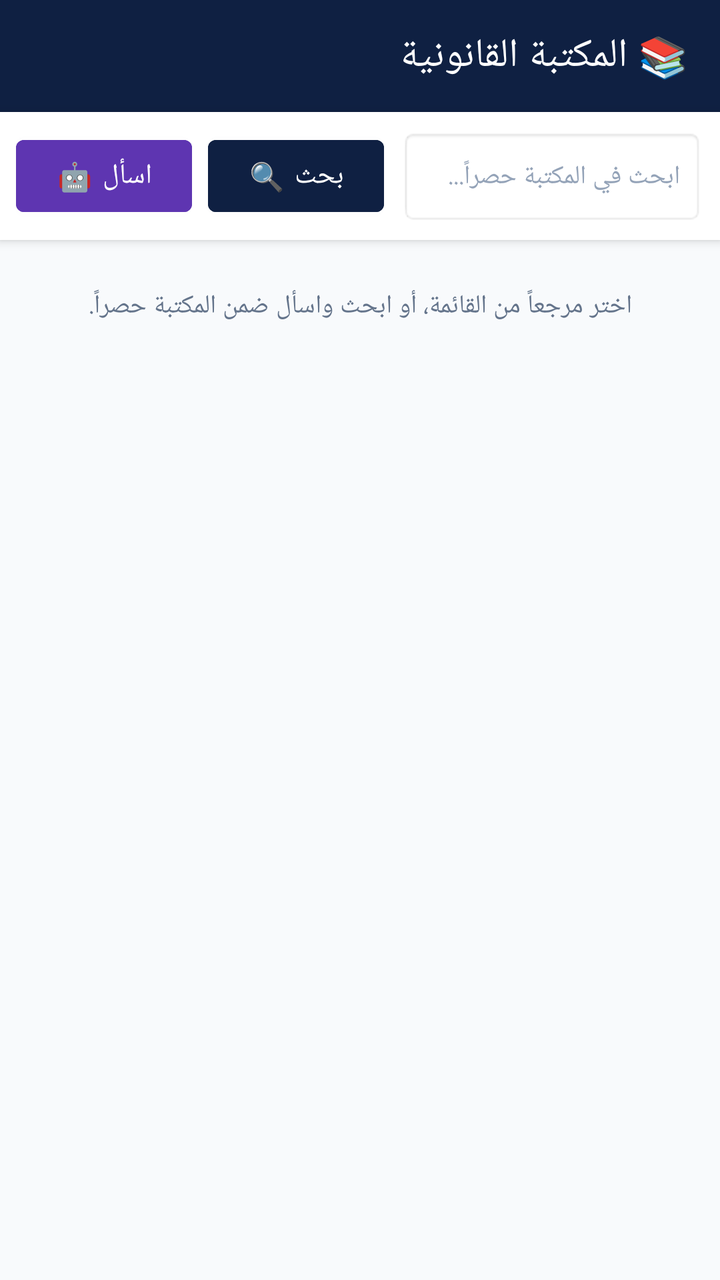
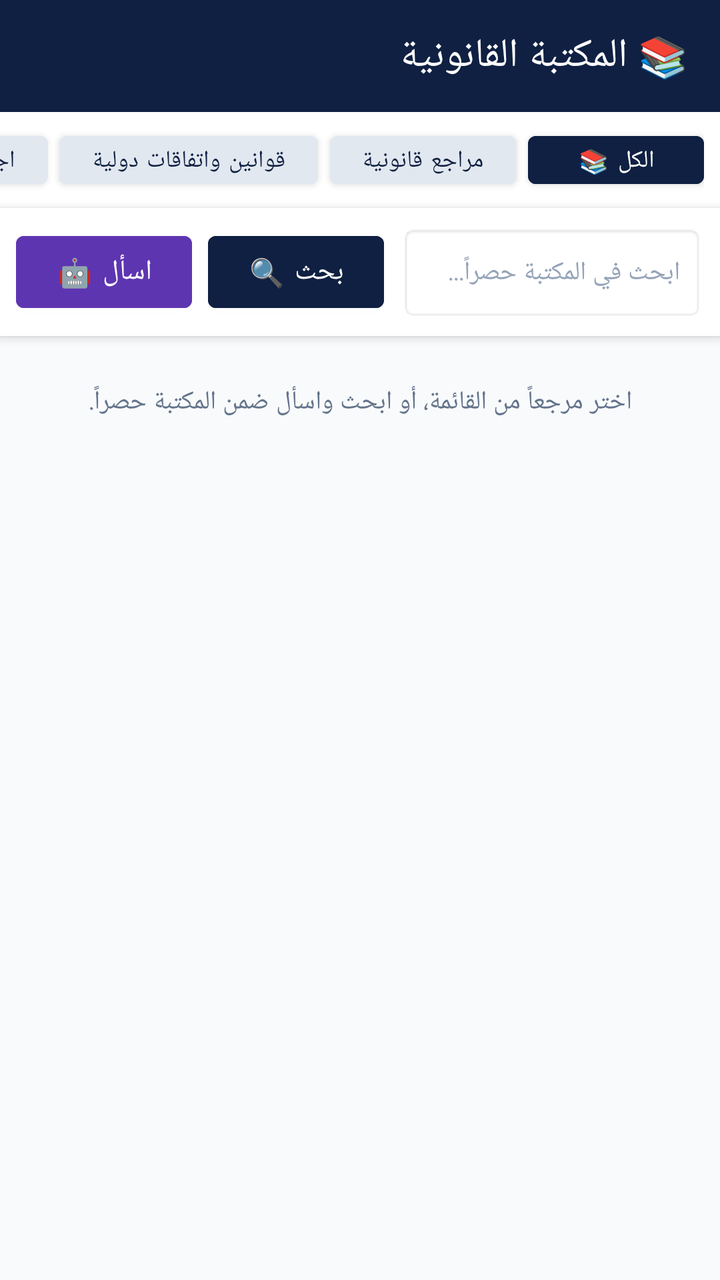

An Android layout rendered at two revisions. The XML below is the earlier revision; the diff shows what the commit changed to produce the second picture.
<!-- AndroidManifest.xml: application theme Theme.AlMustashar -->
<!-- res/layout/activity_library.xml -->
<?xml version="1.0" encoding="utf-8"?>
<LinearLayout xmlns:android="http://schemas.android.com/apk/res/android"
    xmlns:app="http://schemas.android.com/apk/res-auto"
    android:layout_width="match_parent"
    android:layout_height="match_parent"
    android:orientation="vertical"
    android:background="#F8FAFC"
    android:layoutDirection="rtl">

    <androidx.appcompat.widget.Toolbar
        android:layout_width="match_parent"
        android:layout_height="?attr/actionBarSize"
        android:background="#0F2042"
        app:title="📚 المكتبة القانونية"
        app:titleTextColor="#FFFFFF" />

    <LinearLayout
        android:layout_width="match_parent"
        android:layout_height="wrap_content"
        android:orientation="horizontal"
        android:background="#FFFFFF"
        android:padding="8dp"
        android:elevation="3dp">

        <EditText
            android:id="@+id/etLibrarySearch"
            android:layout_width="0dp"
            android:layout_height="48dp"
            android:layout_weight="1"
            android:background="@android:drawable/editbox_background_normal"
            android:hint="ابحث في المكتبة حصراً..."
            android:paddingHorizontal="12dp"
            android:textColor="#0F2042"
            android:textColorHint="#94A3B8"
            android:textSize="13sp"
            android:imeOptions="actionSearch"
            android:inputType="text" />

        <Button
            android:id="@+id/btnLibrarySearch"
            android:layout_width="wrap_content"
            android:layout_height="48dp"
            android:layout_marginStart="8dp"
            android:backgroundTint="#0F2042"
            android:text="بحث 🔍"
            android:textColor="#FFFFFF" />

        <Button
            android:id="@+id/btnLibraryAsk"
            android:layout_width="wrap_content"
            android:layout_height="48dp"
            android:layout_marginStart="8dp"
            android:backgroundTint="#5E35B1"
            android:text="اسأل 🤖"
            android:textColor="#FFFFFF" />
    </LinearLayout>

    <ProgressBar
        android:id="@+id/libraryProgress"
        android:layout_width="wrap_content"
        android:layout_height="wrap_content"
        android:layout_gravity="center"
        android:layout_marginTop="12dp"
        android:visibility="gone" />

    <TextView
        android:id="@+id/tvLibraryEmpty"
        android:layout_width="match_parent"
        android:layout_height="wrap_content"
        android:layout_marginTop="24dp"
        android:gravity="center"
        android:paddingHorizontal="24dp"
        android:text="اختر مرجعاً من القائمة، أو ابحث واسأل ضمن المكتبة حصراً."
        android:textColor="#64748B"
        android:textSize="13sp" />

    
    <ExpandableListView
        android:id="@+id/expLibrary"
        android:layout_width="match_parent"
        android:layout_height="0dp"
        android:layout_weight="1"
        android:groupIndicator="@android:drawable/arrow_down_float"
        android:visibility="gone" />

    <androidx.core.widget.NestedScrollView
        android:id="@+id/scrollLibraryResult"
        android:layout_width="match_parent"
        android:layout_height="0dp"
        android:layout_weight="1"
        android:fillViewport="true"
        android:padding="12dp"
        android:visibility="gone">

        <LinearLayout
            android:layout_width="match_parent"
            android:layout_height="wrap_content"
            android:orientation="vertical">

            <androidx.cardview.widget.CardView
                android:layout_width="match_parent"
                android:layout_height="wrap_content"
                app:cardCornerRadius="12dp"
                app:cardElevation="2dp"
                app:cardBackgroundColor="#FFFFFF">

                <TextView
                    android:id="@+id/tvLibraryResult"
                    android:layout_width="match_parent"
                    android:layout_height="wrap_content"
                    android:padding="16dp"
                    android:textColor="#1E293B"
                    android:textSize="15sp"
                    android:lineSpacingExtra="6dp"
                    android:textIsSelectable="true" />
            </androidx.cardview.widget.CardView>

            <LinearLayout
                android:id="@+id/libraryNavRow"
                android:layout_width="match_parent"
                android:layout_height="wrap_content"
                android:orientation="horizontal"
                android:layout_marginTop="8dp"
                android:visibility="gone">

                <Button
                    android:id="@+id/btnLibraryPrev"
                    android:layout_width="0dp"
                    android:layout_height="46dp"
                    android:layout_weight="1"
                    android:layout_marginEnd="6dp"
                    android:backgroundTint="#334155"
                    android:text="⏮ السابق"
                    android:textColor="#FFFFFF" />

                <TextView
                    android:id="@+id/tvLibraryPosition"
                    android:layout_width="0dp"
                    android:layout_height="46dp"
                    android:layout_weight="1"
                    android:gravity="center"
                    android:textColor="#0F2042"
                    android:textSize="12sp" />

                <Button
                    android:id="@+id/btnLibraryNext"
                    android:layout_width="0dp"
                    android:layout_height="46dp"
                    android:layout_weight="1"
                    android:layout_marginStart="6dp"
                    android:backgroundTint="#334155"
                    android:text="التالي ⏭"
                    android:textColor="#FFFFFF" />
            </LinearLayout>

            <LinearLayout
                android:layout_width="match_parent"
                android:layout_height="wrap_content"
                android:orientation="horizontal"
                android:layout_marginTop="8dp">

                <Button
                    android:id="@+id/btnLibraryCopy"
                    android:layout_width="0dp"
                    android:layout_height="46dp"
                    android:layout_weight="1"
                    android:layout_marginEnd="6dp"
                    android:backgroundTint="#0F2042"
                    android:text="📋 نسخ"
                    android:textColor="#FFFFFF" />

                <Button
                    android:id="@+id/btnLibraryShare"
                    android:layout_width="0dp"
                    android:layout_height="46dp"
                    android:layout_weight="1"
                    android:backgroundTint="#D97706"
                    android:text="📤 مشاركة"
                    android:textColor="#FFFFFF" />
            </LinearLayout>
        </LinearLayout>
    </androidx.core.widget.NestedScrollView>

</LinearLayout>
<!-- resources referenced by this layout -->
<resources>
  <style name="Theme.AlMustashar" parent="Theme.MaterialComponents.DayNight.NoActionBar">
          
          <item name="colorPrimary">@color/primary</item>
          <item name="colorPrimaryVariant">@color/primary_dark</item>
          <item name="colorOnPrimary">@color/text_on_primary</item>
  
          
          <item name="colorSecondary">@color/accent</item>
          <item name="colorSecondaryVariant">@color/accent_dark</item>
          <item name="colorOnSecondary">@color/text_primary</item>
  
          
          <item name="android:colorBackground">@color/background</item>
          <item name="colorSurface">@color/surface</item>
          <item name="colorOnSurface">@color/text_primary</item>
  
          
          <item name="colorError">@color/error</item>
          <item name="colorOnError">@color/text_on_primary</item>
  
          
          <item name="android:statusBarColor">@color/primary_dark</item>
          <item name="android:windowLightStatusBar">false</item>
  
          
          <item name="android:navigationBarColor">@color/primary_dark</item>
  
          
          <item name="android:textColorPrimary">@color/text_primary</item>
          <item name="android:textColorSecondary">@color/text_secondary</item>
          <item name="android:textColorHint">@color/text_hint</item>
  
          
          <item name="android:fontFamily">sans-serif</item>
          <item name="fontFamily">sans-serif</item>
      </style>
  <color name="primary">#1A237E</color>
  <color name="primary_dark">#0D1442</color>
  <color name="text_on_primary">#FFFFFF</color>
  <color name="accent">#FFB800</color>
  <color name="accent_dark">#C68A00</color>
  <color name="text_primary">#212121</color>
  <color name="background">#F5F5F5</color>
  <color name="surface">#FFFFFF</color>
  <color name="error">#F44336</color>
  <color name="text_secondary">#757575</color>
  <color name="text_hint">#BDBDBD</color>
</resources>

<!-- the commit's change to res/layout/activity_library.xml (unified diff, before → after) -->
@@ -13,6 +13,71 @@
         android:background="#0F2042"
         app:title="📚 المكتبة القانونية"
         app:titleTextColor="#FFFFFF" />
+
+    <HorizontalScrollView
+        android:id="@+id/sectionChipRow"
+        android:layout_width="match_parent"
+        android:layout_height="wrap_content"
+        android:background="#FFFFFF"
+        android:paddingVertical="6dp"
+        android:scrollbars="none">
+
+        <LinearLayout
+            android:layout_width="wrap_content"
+            android:layout_height="wrap_content"
+            android:orientation="horizontal"
+            android:paddingHorizontal="8dp">
+
+            <Button
+                android:id="@+id/chipAll"
+                android:layout_width="wrap_content"
+                android:layout_height="36dp"
+                android:layout_marginEnd="6dp"
+                android:backgroundTint="#0F2042"
+                android:text="الكل 📚"
+                android:textColor="#FFFFFF"
+                android:textSize="12sp" />
+
+            <Button
+                android:id="@+id/chipRef"
+                android:layout_width="wrap_content"
+                android:layout_height="36dp"
+                android:layout_marginEnd="6dp"
+                android:backgroundTint="#E2E8F0"
+                android:text="مراجع قانونية"
+                android:textColor="#0F2042"
+                android:textSize="12sp" />
+
+            <Button
+                android:id="@+id/chipLaws"
+                android:layout_width="wrap_content"
+                android:layout_height="36dp"
+                android:layout_marginEnd="6dp"
+                android:backgroundTint="#E2E8F0"
+                android:text="قوانين واتفاقات دولية"
+                android:textColor="#0F2042"
+                android:textSize="12sp" />
+
+            <Button
+                android:id="@+id/chipCases"
+                android:layout_width="wrap_content"
+                android:layout_height="36dp"
+                android:layout_marginEnd="6dp"
+                android:backgroundTint="#E2E8F0"
+                android:text="اجتهادات قضائية"
+                android:textColor="#0F2042"
+                android:textSize="12sp" />
+
+            <Button
+                android:id="@+id/chipMisc"
+                android:layout_width="wrap_content"
+                android:layout_height="36dp"
+                android:backgroundTint="#E2E8F0"
+                android:text="كتب منوعة"
+                android:textColor="#0F2042"
+                android:textSize="12sp" />
+        </LinearLayout>
+    </HorizontalScrollView>
 
     <LinearLayout
         android:layout_width="match_parent"
